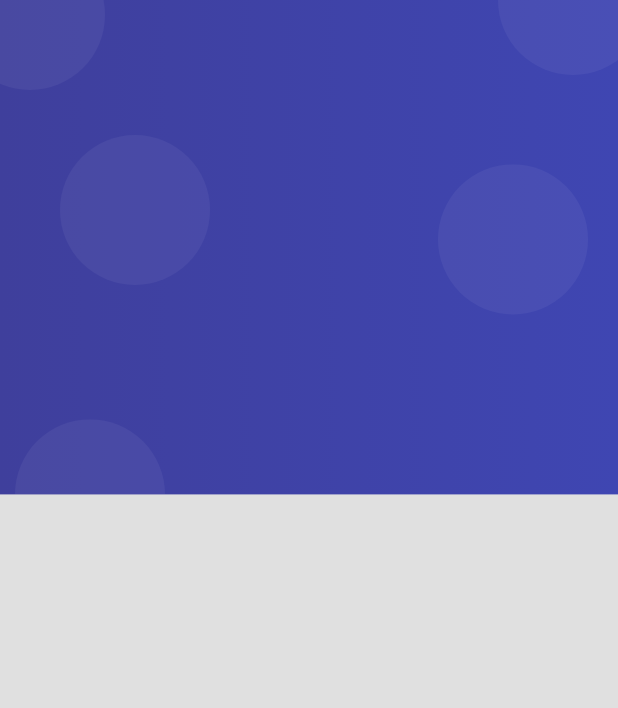
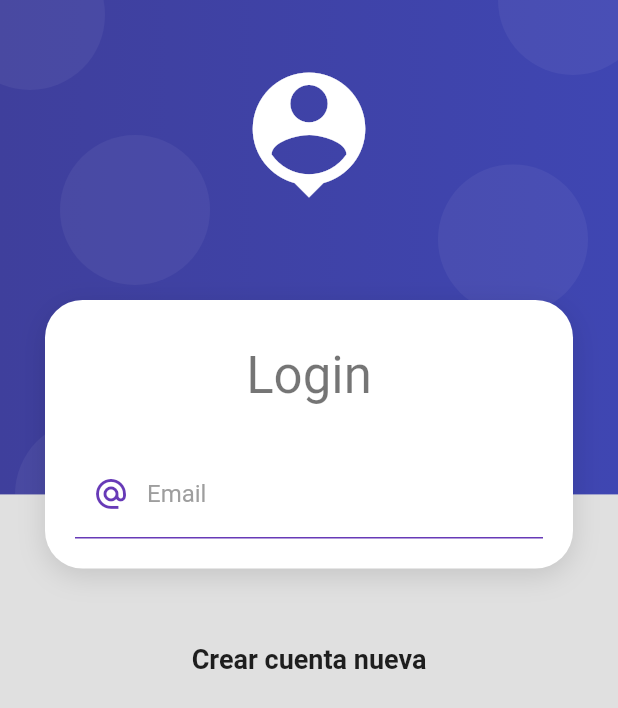
Before and after one commit to jcastroe1000/Flutter_IOS-Android, a Flutter app: the screen it shows after launch, on a phone screen of 412 x 824 dp. Shown: the top 708 px of the screen. Run offline on Flutter 3.47's test engine with Material 2 defaults, Android fonts, the light colour scheme and no system bars; our stand-ins replace card_swiper, google_maps_flutter, shared_preferences, sqflite; missing offline and left inert: flutter_barcode_scanner; accounts and stored records are empty.

Commit message:
creating login form page

```diff
--- a/productos_app/lib/screens/login_screen.dart
+++ b/productos_app/lib/screens/login_screen.dart
@@ -7,7 +7,63 @@ class LoginScreen extends StatelessWidget {
   @override
   Widget build(BuildContext context) {
     return Scaffold(
-      body: AuthBackground(),
+      body: AuthBackground(
+          child: SingleChildScrollView(
+        child: Column(
+          children: [
+            SizedBox(
+              height: 200,
+            ),
+            CardContainer(
+              child: Column(children: [
+                SizedBox(height: 10),
+                Text(
+                  'Login',
+                  style: Theme.of(context).textTheme.headline4,
+                ),
+                SizedBox(height: 30),
+                _LoginForm(),
+              ]),
+            ),
+            SizedBox(
+              height: 50,
+            ),
+            Text(
+              'Crear cuenta nueva',
+              style: TextStyle(fontSize: 18, fontWeight: FontWeight.bold),
+            )
+          ],
+        ),
+      )),
     );
   }
 }
+
+class _LoginForm extends StatelessWidget {
+  @override
+  Widget build(BuildContext context) {
+    return Container(
+      child: Form(
+          child: Column(
+        children: [
+          TextFormField(
+            autocorrect: false,
+            keyboardType: TextInputType.emailAddress,
+            decoration: const InputDecoration(
+                enabledBorder: UnderlineInputBorder(
+                    borderSide: BorderSide(color: Colors.deepPurple)),
+                focusedBorder: UnderlineInputBorder(
+                    borderSide: BorderSide(color: Colors.deepPurple, width: 2)),
+                hintText: 'micuenta@gmail.com',
+                labelText: 'Email',
+                labelStyle: TextStyle(color: Colors.grey),
+                prefixIcon: Icon(
+                  Icons.alternate_email_outlined,
+                  color: Colors.deepPurple,
+                )),
+          )
+        ],
+      )),
+    );
+  }
+}
--- a/productos_app/lib/widgets/auth_background.dart
+++ b/productos_app/lib/widgets/auth_background.dart
@@ -1,6 +1,9 @@
 import 'package:flutter/material.dart';
 
 class AuthBackground extends StatelessWidget {
+  final Widget child;
+
+  const AuthBackground({super.key, required this.child});
   @override
   Widget build(BuildContext context) {
     return Container(
@@ -9,7 +12,26 @@ class AuthBackground extends StatelessWidget {
       child: Stack(
         children: [
           _PurpleBox(),
+          _SafeArea(),
+          this.child,
         ],
+      ),
+    );
+  }
+}
+
+class _SafeArea extends StatelessWidget {
+  @override
+  Widget build(BuildContext context) {
+    return SafeArea(
+      child: Container(
+        width: double.infinity,
+        margin: EdgeInsets.only(top: 40),
+        child: Icon(
+          Icons.person_pin,
+          color: Colors.white,
+          size: 100,
+        ),
       ),
     );
   }
--- /dev/null
+++ b/productos_app/lib/widgets/card_container.dart
@@ -0,0 +1,28 @@
+import 'package:flutter/cupertino.dart';
+import 'package:flutter/material.dart';
+
+class CardContainer extends StatelessWidget {
+  final Widget child;
+
+  const CardContainer({super.key, required this.child});
+  @override
+  Widget build(BuildContext context) {
+    return Padding(
+      padding: const EdgeInsets.symmetric(horizontal: 30),
+      child: Container(
+        width: double.infinity,
+        padding: EdgeInsets.all(20),
+        decoration: _createCardShape(),
+        child: child,
+      ),
+    );
+  }
+
+  BoxDecoration _createCardShape() => BoxDecoration(
+          color: Colors.white,
+          borderRadius: BorderRadius.circular(25),
+          boxShadow: [
+            const BoxShadow(
+                color: Colors.black12, blurRadius: 15, offset: Offset(0, 5)),
+          ]);
+}
--- a/productos_app/lib/widgets/widgets.dart
+++ b/productos_app/lib/widgets/widgets.dart
@@ -1 +1,2 @@
+export 'package:productos_app/widgets/card_container.dart';
 export 'package:productos_app/widgets/auth_background.dart';
```
Also changed, not shown: 1 other file.
